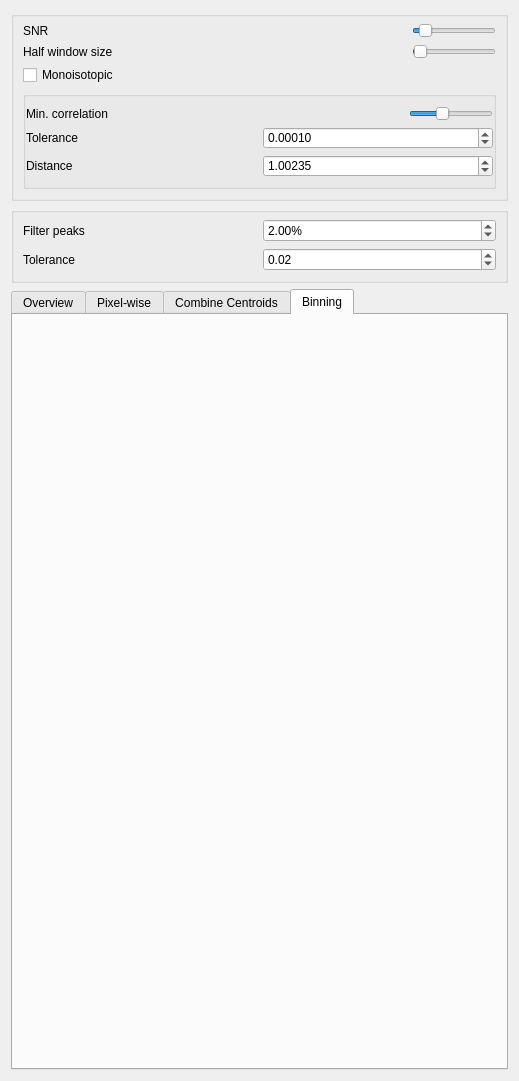
The window that Plugins/org.mitk.gui.qt.m2.PeakPicking/src/internal/m2PeakPickingViewControls.ui (m2aia/m2aia) describes before a commit, drawn with Qt 5.
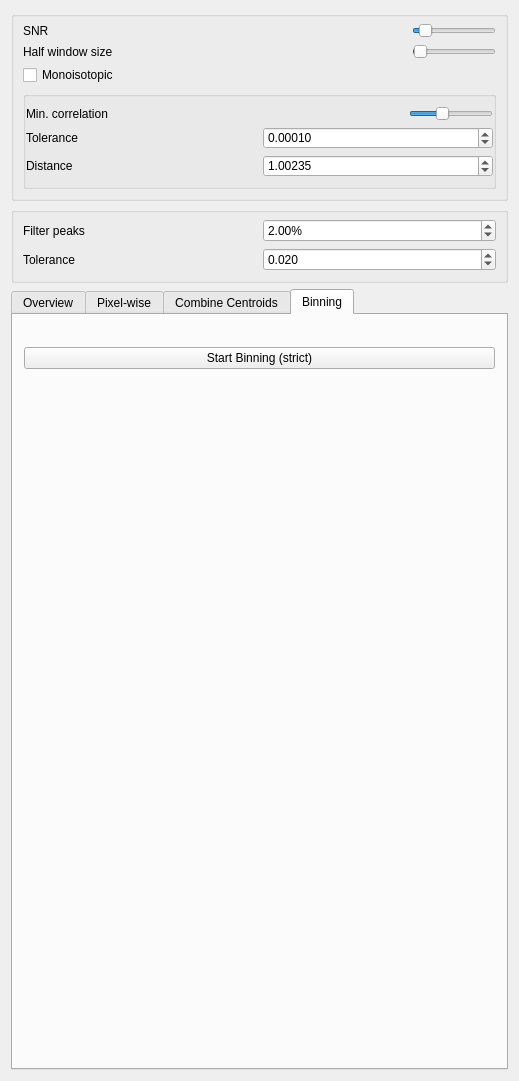
The same window after the commit. Custom widgets are drawn as their Qt base class.

Commit message: peak picking now uses IntervalVector DataNodes #40

```diff
--- a/Plugins/org.mitk.gui.qt.m2.PeakPicking/src/internal/m2PeakPickingViewControls.ui
+++ b/Plugins/org.mitk.gui.qt.m2.PeakPicking/src/internal/m2PeakPickingViewControls.ui
@@ -344,6 +344,9 @@
           <property name="toolTip">
            <string>Binning Tolerance: maximal relative deviation of a peak position (mass) to be considered as identical. Must be multiplied by 10^-6 for ppm, e.g. use tolerance=5e-6 for 5 ppm.</string>
           </property>
+          <property name="decimals">
+           <number>3</number>
+          </property>
           <property name="maximum">
            <double>1.000000000000000</double>
           </property>
@@ -548,6 +551,16 @@
          </property>
         </widget>
        </item>
+       <item>
+        <widget class="QPushButton" name="btnBinPeaks">
+         <property name="toolTip">
+          <string>Peak binning: creates bins never containing two or more peaks of the same sample.</string>
+         </property>
+         <property name="text">
+          <string>Start Binning (strict)</string>
+         </property>
+        </widget>
+       </item>
        <item>
         <spacer name="verticalSpacer">
          <property name="orientation">
```
Left out of the diff: 10 changed lines with no effect on the pictures. The commit also changes 2 other files.
